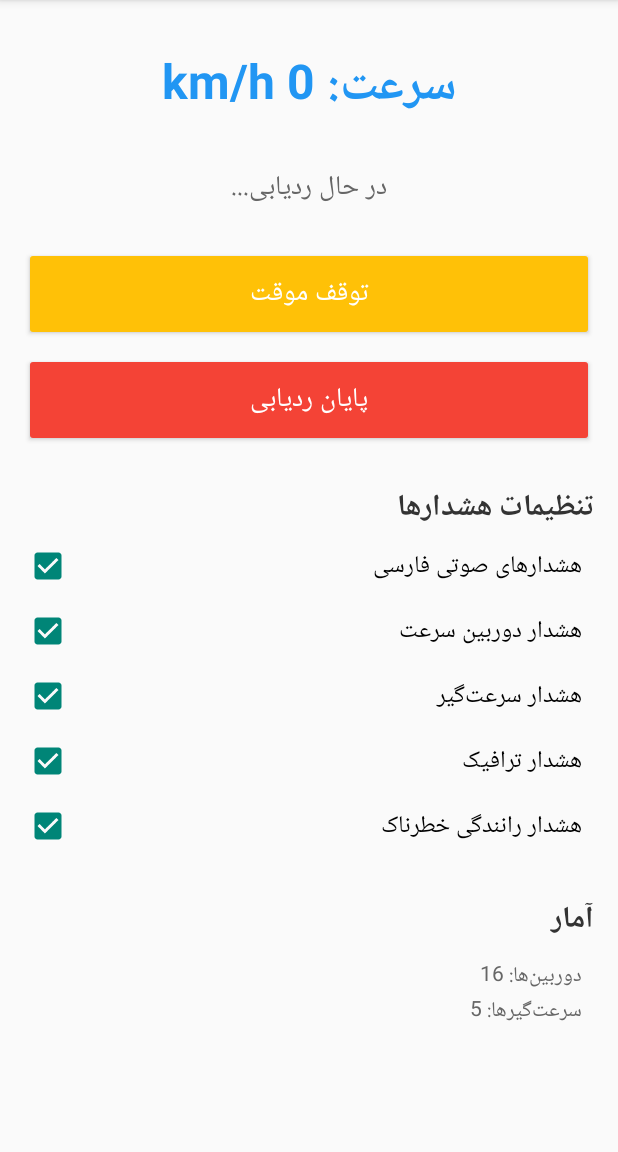
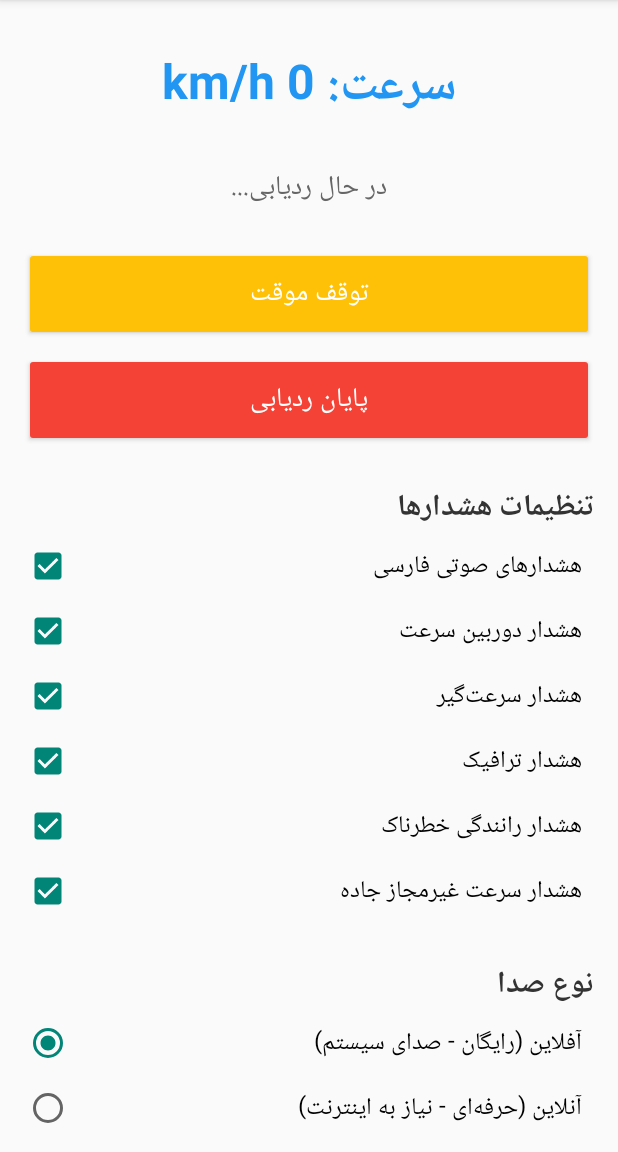
Before and after one commit to ghadirb/PersianNavigatorLite, an Android app: the screen it shows after launch (MainActivity), after a tap on "شروع ردیابی", on a phone screen of 412 x 824 dp, the part 84-1236 px from its top. Run offline under Robolectric (Android 15) with nearby library versions, the phone set to English and light mode, and no system bars.

Commit message:
Add voice test button, overspeed alert, TTS mode selection

```diff
--- a/app/src/main/java/ir/navigator/persian/lite/MainActivity.kt
+++ b/app/src/main/java/ir/navigator/persian/lite/MainActivity.kt
@@ -8,7 +8,10 @@ import androidx.core.app.ActivityCompat
 import android.widget.Button
 import android.widget.TextView
 import android.widget.CheckBox
+import android.widget.RadioGroup
+import android.widget.RadioButton
 import android.view.View
+import android.content.Context
 import android.content.Intent
 import android.os.Build
 import ir.navigator.persian.lite.service.NavigationService
@@ -22,6 +25,7 @@ class MainActivity : AppCompatActivity() {
     // UI Elements
     private lateinit var btnStart: Button
     private lateinit var btnStop: Button
+    private lateinit var btnTestVoice: Button
     private lateinit var tvStatus: TextView
     private lateinit var tvSpeed: TextView
     private lateinit var cbVoiceAlerts: CheckBox
@@ -29,6 +33,8 @@ class MainActivity : AppCompatActivity() {
     private lateinit var cbSpeedBump: CheckBox
     private lateinit var cbTraffic: CheckBox
     private lateinit var cbDangerousDriving: CheckBox
+    private lateinit var cbOverSpeed: CheckBox
+    private lateinit var rgTTSMode: RadioGroup
 
     override fun onCreate(savedInstanceState: Bundle?) {
         super.onCreate(savedInstanceState)
@@ -39,6 +45,7 @@ class MainActivity : AppCompatActivity() {
 
         checkPermissions()
         setupUI()
+        checkServiceStatus()
         handleIntent(intent)
     }
 
@@ -58,6 +65,7 @@ class MainActivity : AppCompatActivity() {
         // Initialize UI elements
         btnStart = findViewById(R.id.btnStart)
         btnStop = findViewById(R.id.btnStop)
+        btnTestVoice = findViewById(R.id.btnTestVoice)
         tvStatus = findViewById(R.id.tvStatus)
         tvSpeed = findViewById(R.id.tvSpeed)
         cbVoiceAlerts = findViewById(R.id.cbVoiceAlerts)
@@ -65,6 +73,8 @@ class MainActivity : AppCompatActivity() {
         cbSpeedBump = findViewById(R.id.cbSpeedBump)
         cbTraffic = findViewById(R.id.cbTraffic)
         cbDangerousDriving = findViewById(R.id.cbDangerousDriving)
+        cbOverSpeed = findViewById(R.id.cbOverSpeed)
+        rgTTSMode = findViewById(R.id.rgTTSMode)
 
         // Start button
         btnStart.setOnClickListener {
@@ -79,6 +89,24 @@ class MainActivity : AppCompatActivity() {
         btnStop.setOnClickListener {
             stopTracking()
         }
+
+        // Test voice button
+        btnTestVoice.setOnClickListener {
+            testVoiceAlert()
+        }
+    }
+
+    private fun testVoiceAlert() {
+        // تست هشدار صوتی فارسی
+        navigatorEngine.testVoiceAlert()
+        tvStatus.text = "در حال پخش هشدار تست..."
+
+        // بعد از 3 ثانیه برگرداندن وضعیت
+        android.os.Handler(android.os.Looper.getMainLooper()).postDelayed({
+            if (!isTracking) {
+                tvStatus.text = "آماده شروع"
+            }
+        }, 3000)
     }
 
     private fun startTracking() {
@@ -109,6 +137,22 @@ class MainActivity : AppCompatActivity() {
         btnStop.visibility = View.GONE
         tvStatus.text = "آماده شروع"
         tvSpeed.text = "سرعت: 0 km/h"
+    }
+
+    private fun checkServiceStatus() {
+        // بررسی اگر Service در حال اجراست
+        val manager = getSystemService(Context.ACTIVITY_SERVICE) as android.app.ActivityManager
+        for (service in manager.getRunningServices(Integer.MAX_VALUE)) {
+            if (NavigationService::class.java.name == service.service.className) {
+                // Service در حال اجراست
+                isTracking = true
+                btnStart.text = "توقف موقت"
+                btnStart.backgroundTintList = android.content.res.ColorStateList.valueOf(0xFFFFC107.toInt())
+                btnStop.visibility = View.VISIBLE
+                tvStatus.text = "در حال ردیابی..."
+                return
+            }
+        }
     }
 
     override fun onNewIntent(intent: Intent?) {
--- a/app/src/main/java/ir/navigator/persian/lite/NavigatorEngine.kt
+++ b/app/src/main/java/ir/navigator/persian/lite/NavigatorEngine.kt
@@ -74,7 +74,13 @@ class NavigatorEngine(private val context: Context, private val lifecycleOwner:
     }
 
     fun testVoiceAlert() {
-        tts.speak("سلام. سیستم هشدار صوتی فارسی فعال است")
+        // هشدارهای تست متنوع
+        val messages = listOf(
+            "سلام. سیستم هشدار صوتی فارسی فعال است. شروع به حرکت کنید",
+            "هشدار صوتی فارسی آماده است. رانندگی ایمن داشته باشید",
+            "سیستم ناوبری هوشمند فعال شد. در مسیر با شما هستیم"
+        )
+        tts.speak(messages.random(), ir.navigator.persian.lite.tts.Priority.URGENT)
     }
 
     fun stop() {
--- a/app/src/main/java/ir/navigator/persian/lite/tts/PersianTTSPro.kt
+++ b/app/src/main/java/ir/navigator/persian/lite/tts/PersianTTSPro.kt
@@ -28,7 +28,13 @@ class PersianTTSPro(private val context: Context) {
     }
 
     fun speak(text: String, priority: Priority = Priority.NORMAL) {
-        if (!isReady) return
+        if (!isReady) {
+            // اگر TTS آماده نیست، صبر کنید
+            android.os.Handler(android.os.Looper.getMainLooper()).postDelayed({
+                speak(text, priority)
+            }, 500)
+            return
+        }
 
         val queueMode = when (priority) {
             Priority.URGENT -> TextToSpeech.QUEUE_FLUSH
--- a/app/src/main/res/layout/activity_main.xml
+++ b/app/src/main/res/layout/activity_main.xml
@@ -113,6 +113,61 @@
             android:textSize="16sp"
             android:padding="8dp" />
 
+        <CheckBox
+            android:id="@+id/cbOverSpeed"
+            android:layout_width="match_parent"
+            android:layout_height="wrap_content"
+            android:text="هشدار سرعت غیرمجاز جاده"
+            android:checked="true"
+            android:textSize="16sp"
+            android:padding="8dp" />
+
+        <!-- انتخاب نوع TTS -->
+        <TextView
+            android:layout_width="match_parent"
+            android:layout_height="wrap_content"
+            android:text="نوع صدا"
+            android:textSize="20sp"
+            android:textStyle="bold"
+            android:layout_marginTop="24dp"
+            android:textColor="#333333" />
+
+        <RadioGroup
+            android:id="@+id/rgTTSMode"
+            android:layout_width="match_parent"
+            android:layout_height="wrap_content"
+            android:orientation="vertical">
+
+            <RadioButton
+                android:id="@+id/rbOffline"
+                android:layout_width="match_parent"
+                android:layout_height="wrap_content"
+                android:text="آفلاین (رایگان - صدای سیستم)"
+                android:checked="true"
+                android:textSize="16sp"
+                android:padding="8dp" />
+
+            <RadioButton
+                android:id="@+id/rbOnline"
+                android:layout_width="match_parent"
+                android:layout_height="wrap_content"
+                android:text="آنلاین (حرفه‌ای - نیاز به اینترنت)"
+                android:textSize="16sp"
+                android:padding="8dp" />
+        </RadioGroup>
+
+        <!-- دکمه تست صدا -->
+        <Button
+            android:id="@+id/btnTestVoice"
+            android:layout_width="match_parent"
+            android:layout_height="wrap_content"
+            android:layout_marginTop="16dp"
+            android:text="تست هشدار صوتی"
+            android:backgroundTint="#9C27B0"
+            android:textColor="#FFFFFF"
+            android:textSize="16sp"
+            android:padding="12dp" />
+
         <!-- آمار -->
         <TextView
             android:layout_width="match_parent"
```
